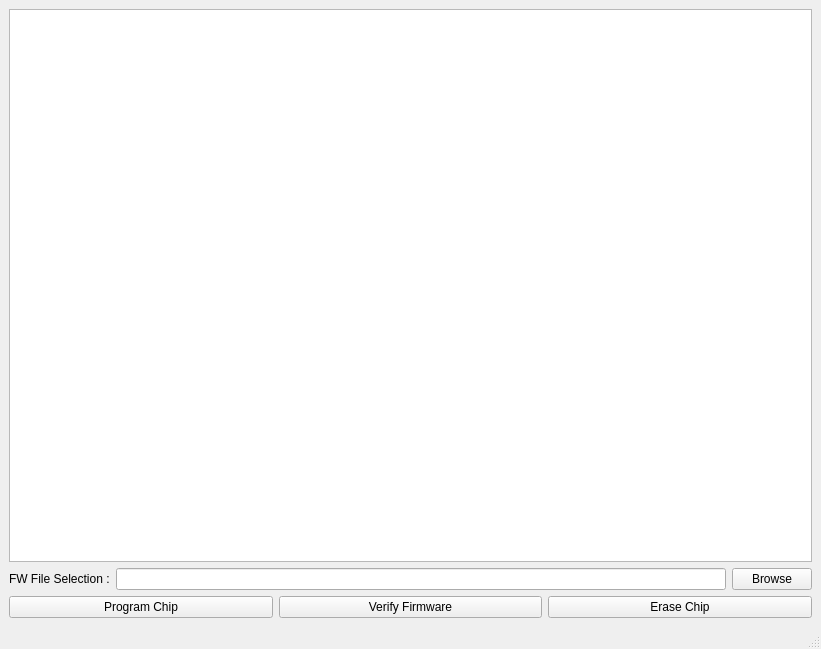
muman613/atmel-programmer-ui, file mainwindow.ui: the form before one commit.
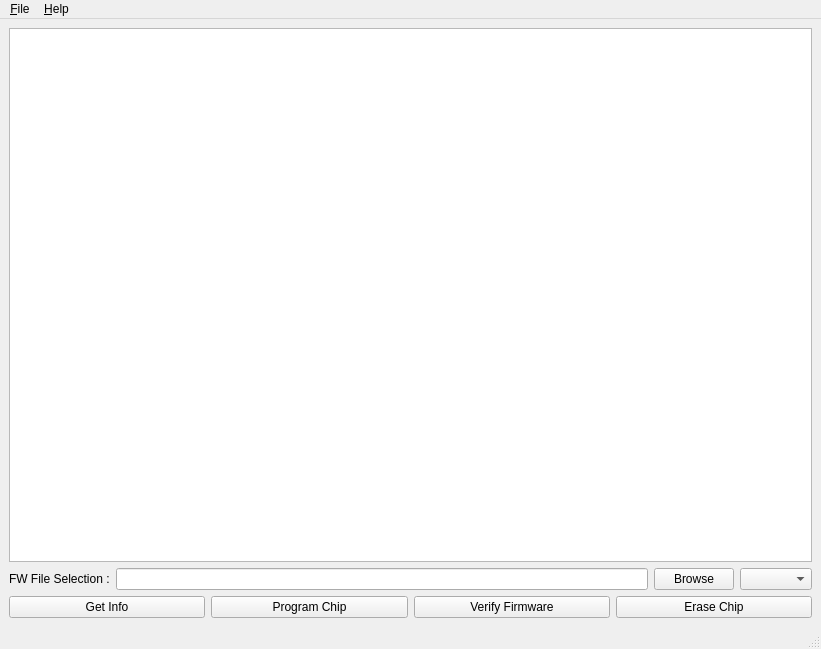
The form after the commit.

Commit message:
Check in functionally working project
* Can Interogate/Program/Verify/Erase chip
* Supports atmega328p & atmega2560 (more chips soon)

Diff of the .ui file:
```diff
--- a/mainwindow.ui
+++ b/mainwindow.ui
@@ -34,6 +34,13 @@
         </property>
        </widget>
       </item>
+      <item>
+       <widget class="QComboBox" name="deviceId">
+        <property name="currentText">
+         <string/>
+        </property>
+       </widget>
+      </item>
      </layout>
     </item>
     <item row="0" column="0">
@@ -44,10 +51,20 @@
         <pointsize>10</pointsize>
        </font>
       </property>
+      <property name="readOnly">
+       <bool>true</bool>
+      </property>
      </widget>
     </item>
     <item row="3" column="0" rowspan="2">
      <layout class="QHBoxLayout" name="horizontalLayout_2">
+      <item>
+       <widget class="QPushButton" name="infoButton">
+        <property name="text">
+         <string>Get Info</string>
+        </property>
+       </widget>
+      </item>
       <item>
        <widget class="QPushButton" name="programButton">
         <property name="text">
@@ -82,6 +99,21 @@
      <height>22</height>
     </rect>
    </property>
+   <widget class="QMenu" name="menuFile">
+    <property name="title">
+     <string>&amp;File</string>
+    </property>
+    <addaction name="actionClear_Console"/>
+    <addaction name="actionSave_Console_to_file"/>
+   </widget>
+   <widget class="QMenu" name="menu_Help">
+    <property name="title">
+     <string>&amp;Help</string>
+    </property>
+    <addaction name="actionAbout"/>
+   </widget>
+   <addaction name="menuFile"/>
+   <addaction name="menu_Help"/>
   </widget>
   <widget class="QStatusBar" name="statusbar"/>
  </widget>
```
Left out of the diff: 15 changed lines with no effect on the pictures. The commit also changes 2 other files.
